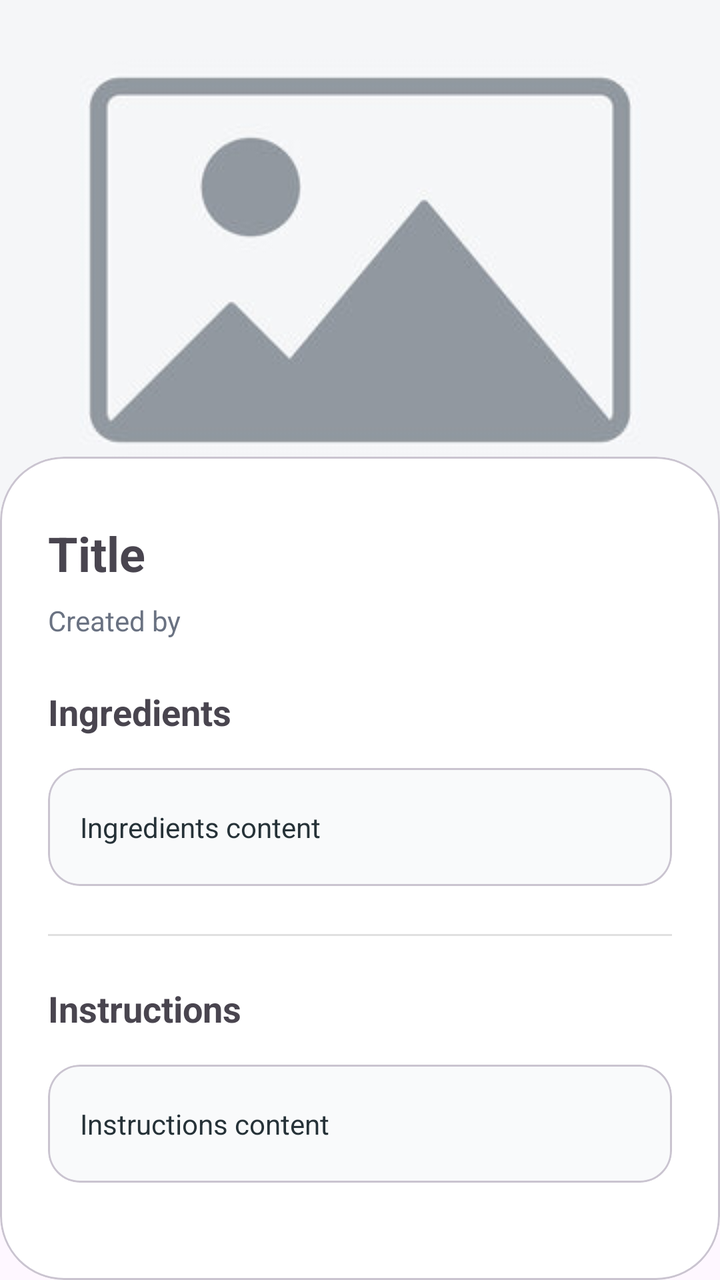
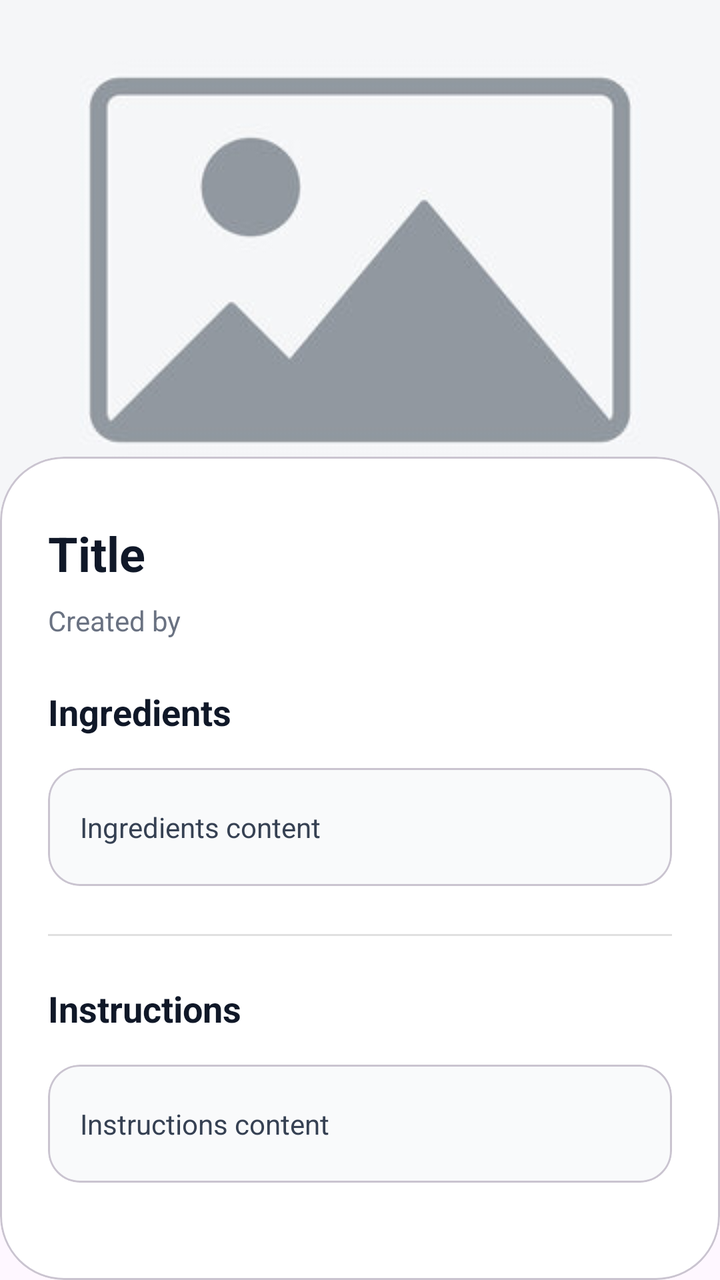

An Android layout rendered at two revisions. The XML below is the earlier revision; the diff shows what the commit changed to produce the second picture.
<!-- AndroidManifest.xml: application theme Theme.Plateful -->
<!-- res/layout/fragment_recipe_details.xml -->
<?xml version="1.0" encoding="utf-8"?>
<androidx.core.widget.NestedScrollView
    xmlns:android="http://schemas.android.com/apk/res/android"
    xmlns:app="http://schemas.android.com/apk/res-auto"
    xmlns:tools="http://schemas.android.com/tools"
    android:layout_width="match_parent"
    android:layout_height="match_parent"
    android:fillViewport="true">

    <androidx.constraintlayout.widget.ConstraintLayout
        android:layout_width="match_parent"
        android:layout_height="wrap_content">

        <com.google.android.material.imageview.ShapeableImageView
            android:id="@+id/recipe_image_view"
            android:layout_width="0dp"
            android:layout_height="260dp"
            android:scaleType="centerCrop"
            app:layout_constraintEnd_toEndOf="parent"
            app:layout_constraintStart_toStartOf="parent"
            app:layout_constraintTop_toTopOf="parent"
            app:srcCompat="@drawable/image_placeholder"
            tools:ignore="ContentDescription" />

        <com.google.android.material.card.MaterialCardView
            android:id="@+id/recipe_details_card"
            android:layout_width="0dp"
            android:layout_height="0dp"
            android:layout_marginTop="-32dp"
            app:cardBackgroundColor="@android:color/white"
            app:cardCornerRadius="32dp"
            app:cardElevation="0dp"
            app:layout_constraintBottom_toBottomOf="parent"
            app:layout_constraintEnd_toEndOf="parent"
            app:layout_constraintStart_toStartOf="parent"
            app:layout_constraintTop_toBottomOf="@id/recipe_image_view">

            <androidx.constraintlayout.widget.ConstraintLayout
                android:layout_width="match_parent"
                android:layout_height="wrap_content"
                android:paddingBottom="32dp">

                <com.google.android.material.textview.MaterialTextView
                    android:id="@+id/recipe_title_text_view"
                    android:layout_width="0dp"
                    android:layout_height="wrap_content"
                    android:layout_marginHorizontal="24dp"
                    android:layout_marginTop="32dp"
                    android:text="@string/title"
                    android:textSize="24sp"
                    android:textStyle="bold"
                    app:layout_constraintEnd_toEndOf="parent"
                    app:layout_constraintStart_toStartOf="parent"
                    app:layout_constraintTop_toTopOf="parent" />

                <com.google.android.material.textview.MaterialTextView
                    android:id="@+id/recipe_creator_text_view"
                    android:layout_width="0dp"
                    android:layout_height="wrap_content"
                    android:layout_marginHorizontal="24dp"
                    android:layout_marginTop="8dp"
                    android:text="@string/created_by"
                    android:textColor="@color/lightGray"
                    android:textSize="14sp"
                    app:layout_constraintEnd_toEndOf="parent"
                    app:layout_constraintStart_toStartOf="parent"
                    app:layout_constraintTop_toBottomOf="@id/recipe_title_text_view" />

                <com.google.android.material.textview.MaterialTextView
                    android:id="@+id/recipe_ingredients_header_text_view"
                    android:layout_width="0dp"
                    android:layout_height="wrap_content"
                    android:layout_marginHorizontal="24dp"
                    android:layout_marginTop="24dp"
                    android:text="@string/ingredients"
                    android:textSize="18sp"
                    android:textStyle="bold"
                    app:layout_constraintEnd_toEndOf="parent"
                    app:layout_constraintStart_toStartOf="parent"
                    app:layout_constraintTop_toBottomOf="@id/recipe_creator_text_view" />

                <com.google.android.material.card.MaterialCardView
                    android:id="@+id/recipe_ingredients_card"
                    android:layout_width="0dp"
                    android:layout_height="wrap_content"
                    android:layout_marginHorizontal="24dp"
                    android:layout_marginTop="16dp"
                    app:cardBackgroundColor="@color/grayBackground"
                    app:cardCornerRadius="16dp"
                    app:cardElevation="0dp"
                    app:contentPadding="16dp"
                    app:layout_constraintEnd_toEndOf="parent"
                    app:layout_constraintStart_toStartOf="parent"
                    app:layout_constraintTop_toBottomOf="@id/recipe_ingredients_header_text_view">

                    <com.google.android.material.textview.MaterialTextView
                        android:id="@+id/recipe_ingredients_text_view"
                        android:layout_width="match_parent"
                        android:layout_height="wrap_content"
                        android:paddingVertical="4dp"
                        android:text="@string/ingredients_content"
                        android:textColor="@color/textContent" />
                </com.google.android.material.card.MaterialCardView>

                <com.google.android.material.divider.MaterialDivider
                    android:id="@+id/divider"
                    android:layout_width="0dp"
                    android:layout_height="wrap_content"
                    android:layout_marginHorizontal="24dp"
                    android:layout_marginTop="24dp"
                    app:dividerColor="@color/divider"
                    app:layout_constraintEnd_toEndOf="parent"
                    app:layout_constraintStart_toStartOf="parent"
                    app:layout_constraintTop_toBottomOf="@id/recipe_ingredients_card" />

                <com.google.android.material.textview.MaterialTextView
                    android:id="@+id/recipe_instructions_header"
                    android:layout_width="0dp"
                    android:layout_height="wrap_content"
                    android:layout_marginHorizontal="24dp"
                    android:layout_marginTop="24dp"
                    android:text="@string/instructions"
                    android:textSize="18sp"
                    android:textStyle="bold"
                    app:layout_constraintEnd_toEndOf="parent"
                    app:layout_constraintStart_toStartOf="parent"
                    app:layout_constraintTop_toBottomOf="@id/divider" />

                <com.google.android.material.card.MaterialCardView
                    android:id="@+id/recipe_instructions_card"
                    android:layout_width="0dp"
                    android:layout_height="wrap_content"
                    android:layout_marginHorizontal="24dp"
                    android:layout_marginTop="16dp"
                    app:cardBackgroundColor="@color/grayBackground"
                    app:cardCornerRadius="16dp"
                    app:cardElevation="0dp"
                    app:contentPadding="16dp"
                    app:layout_constraintEnd_toEndOf="parent"
                    app:layout_constraintStart_toStartOf="parent"
                    app:layout_constraintTop_toBottomOf="@id/recipe_instructions_header">

                    <com.google.android.material.textview.MaterialTextView
                        android:id="@+id/recipe_instructions_text_view"
                        android:layout_width="match_parent"
                        android:layout_height="wrap_content"
                        android:paddingVertical="4dp"
                        android:text="@string/instructions_content"
                        android:textColor="@color/textContent" />
                </com.google.android.material.card.MaterialCardView>

            </androidx.constraintlayout.widget.ConstraintLayout>

        </com.google.android.material.card.MaterialCardView>

    </androidx.constraintlayout.widget.ConstraintLayout>
</androidx.core.widget.NestedScrollView>
<!-- resources referenced by this layout -->
<resources>
  <color name="divider">#E0E0E0</color>
  <color name="grayBackground">#F9FAFB</color>
  <color name="lightGray">#6a7282</color>
  <color name="textContent">#263238</color>
  <!-- drawable image_placeholder: jpg bitmap (drawable, 10448 bytes) -->
  <string name="created_by">Created by</string>
  <string name="ingredients">Ingredients</string>
  <string name="ingredients_content">Ingredients content</string>
  <string name="instructions">Instructions</string>
  <string name="instructions_content">Instructions content</string>
  <string name="title">Title</string>
  <style name="Theme.Plateful" parent="Base.Theme.Plateful" />
  <style name="Base.Theme.Plateful" parent="Theme.Material3.DayNight.NoActionBar">
          
          
      </style>
</resources>

<!-- the commit's change to res/layout/fragment_recipe_details.xml (unified diff, before → after) -->
@@ -47,6 +47,7 @@
                     android:layout_marginHorizontal="24dp"
                     android:layout_marginTop="32dp"
                     android:text="@string/title"
+                    android:textColor="@color/black"
                     android:textSize="24sp"
                     android:textStyle="bold"
                     app:layout_constraintEnd_toEndOf="parent"
@@ -60,7 +61,7 @@
                     android:layout_marginHorizontal="24dp"
                     android:layout_marginTop="8dp"
                     android:text="@string/created_by"
-                    android:textColor="@color/lightGray"
+                    android:textColor="@color/midGray"
                     android:textSize="14sp"
                     app:layout_constraintEnd_toEndOf="parent"
                     app:layout_constraintStart_toStartOf="parent"
@@ -73,6 +74,7 @@
                     android:layout_marginHorizontal="24dp"
                     android:layout_marginTop="24dp"
                     android:text="@string/ingredients"
+                    android:textColor="@color/black"
                     android:textSize="18sp"
                     android:textStyle="bold"
                     app:layout_constraintEnd_toEndOf="parent"
@@ -120,6 +122,7 @@
                     android:layout_marginHorizontal="24dp"
                     android:layout_marginTop="24dp"
                     android:text="@string/instructions"
+                    android:textColor="@color/black"
                     android:textSize="18sp"
                     android:textStyle="bold"
                     app:layout_constraintEnd_toEndOf="parent"
<!-- resource entries referenced after the edit -->
@@ -1,9 +1,10 @@
 <!-- resources referenced by this layout -->
 <resources>
+  <color name="black">#101828</color>
   <color name="divider">#E0E0E0</color>
   <color name="grayBackground">#F9FAFB</color>
-  <color name="lightGray">#6a7282</color>
-  <color name="textContent">#263238</color>
+  <color name="midGray">#6a7282</color>
+  <color name="textContent">#364153</color>
   <!-- drawable image_placeholder: jpg bitmap (drawable, 10448 bytes) -->
   <string name="created_by">Created by</string>
   <string name="ingredients">Ingredients</string>
